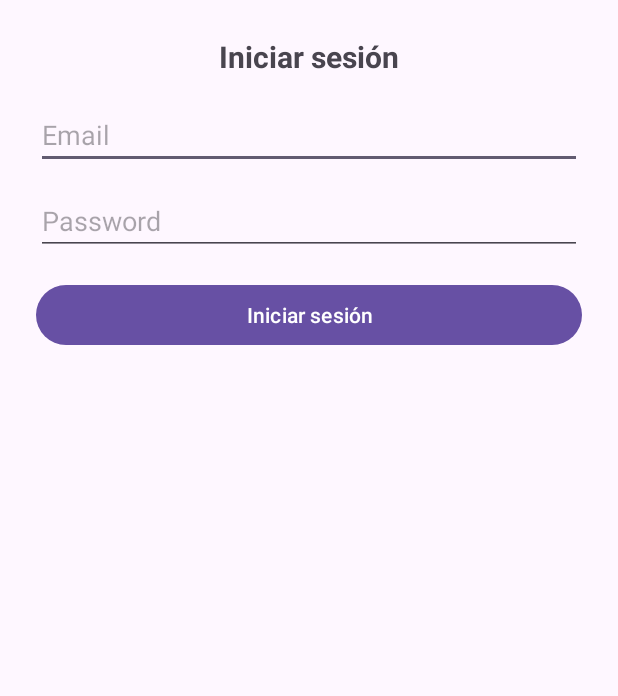
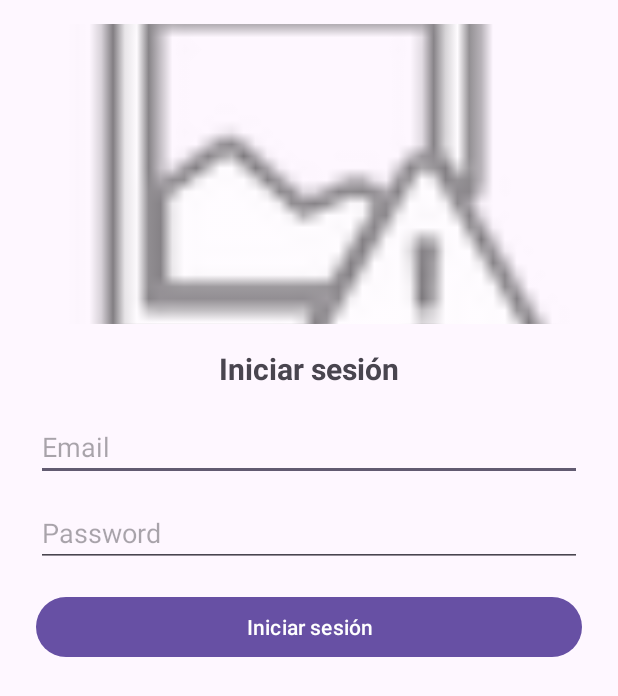
Before and after one commit to Kevin-1946/Futcol_intelliJ, an Android app: the screen it shows after launch (MainActivity), on a phone screen of 412 x 824 dp. Shown: the top 696 px of the screen. Run offline under Robolectric (Android 15) with nearby library versions, the phone set to English and light mode, and no system bars; our stand-ins replace Picasso; pictures from the network do not load.

```diff
--- a/AppBase/app/src/main/java/com/example/appinterface/Activities/MainActivity.kt
+++ b/AppBase/app/src/main/java/com/example/appinterface/Activities/MainActivity.kt
@@ -10,6 +10,7 @@ import androidx.core.view.WindowInsetsCompat
 import com.example.appinterface.Api.RetrofitInstance
 import com.example.appinterface.Models.Login
 import com.example.appinterface.R
+import com.squareup.picasso.Picasso   // <-- Import Picasso
 import kotlinx.coroutines.CoroutineScope
 import kotlinx.coroutines.Dispatchers
 import kotlinx.coroutines.launch
@@ -30,6 +31,19 @@ class MainActivity : AppCompatActivity() {
             v.setPadding(sysBars.left, sysBars.top, sysBars.right, sysBars.bottom)
             insets
         }
+
+        // -------- Cargar imagen del login con Picasso --------
+        val ivFotoLogin = findViewById<ImageView>(R.id.ivFotoLogin)
+        val portadaUrl =
+            "https://images.pexels.com/photos/32260108/pexels-photo-32260108.jpeg"
+        Picasso.get()
+            .load(portadaUrl)
+            .placeholder(android.R.drawable.progress_indeterminate_horizontal) // opcional
+            .error(android.R.drawable.ic_menu_report_image)                    // opcional
+            .fit()
+            .centerCrop()
+            .into(ivFotoLogin)
+        // -----------------------------------------------------
 
         val etEmail = findViewById<EditText>(R.id.etEmail)
         val etPass  = findViewById<EditText>(R.id.etPass)
--- a/AppBase/app/src/main/res/layout/activity_main.xml
+++ b/AppBase/app/src/main/res/layout/activity_main.xml
@@ -8,6 +8,18 @@
 		android:layout_height="match_parent"
 		tools:context=".Activities.MainActivity">
 
+	<!-- Imagen de portada (Picasso la cargará por URL) -->
+	<ImageView
+			android:id="@+id/ivFotoLogin"
+			android:layout_width="0dp"
+			android:layout_height="200dp"
+			android:scaleType="centerCrop"
+			android:contentDescription="@string/app_name"
+			app:layout_constraintTop_toTopOf="parent"
+			app:layout_constraintStart_toStartOf="parent"
+			app:layout_constraintEnd_toEndOf="parent"
+			android:layout_margin="16dp"/>
+
 	<TextView
 			android:id="@+id/tvTitle"
 			android:layout_width="0dp"
@@ -16,12 +28,12 @@
 			android:textSize="20sp"
 			android:textStyle="bold"
 			android:gravity="center"
-			app:layout_constraintTop_toTopOf="parent"
+			app:layout_constraintTop_toBottomOf="@id/ivFotoLogin"
 			app:layout_constraintStart_toStartOf="parent"
 			app:layout_constraintEnd_toEndOf="parent"
 			android:layout_marginStart="24dp"
 			android:layout_marginEnd="24dp"
-			android:layout_marginTop="24dp"/>
+			android:layout_marginTop="16dp"/>
 
 	<EditText
 			android:id="@+id/etEmail"
@@ -74,7 +86,8 @@
 			android:layout_marginTop="12dp"
 			tools:text="Estado del login aquí"/>
 
-	<!-- <Button
+	<!--
+    <Button
         android:id="@+id/buttonSegundaActividad"
         android:layout_width="0dp"
         android:layout_height="wrap_content"
@@ -84,6 +97,7 @@
         app:layout_constraintEnd_toEndOf="parent"
         android:layout_marginStart="24dp"
         android:layout_marginEnd="24dp"
-			android:layout_marginTop="24dp"/> -->
+        android:layout_marginTop="24dp"/>
+    -->
 
 </androidx.constraintlayout.widget.ConstraintLayout>
```
Lines whose indentation alone changed are shown as unchanged.
